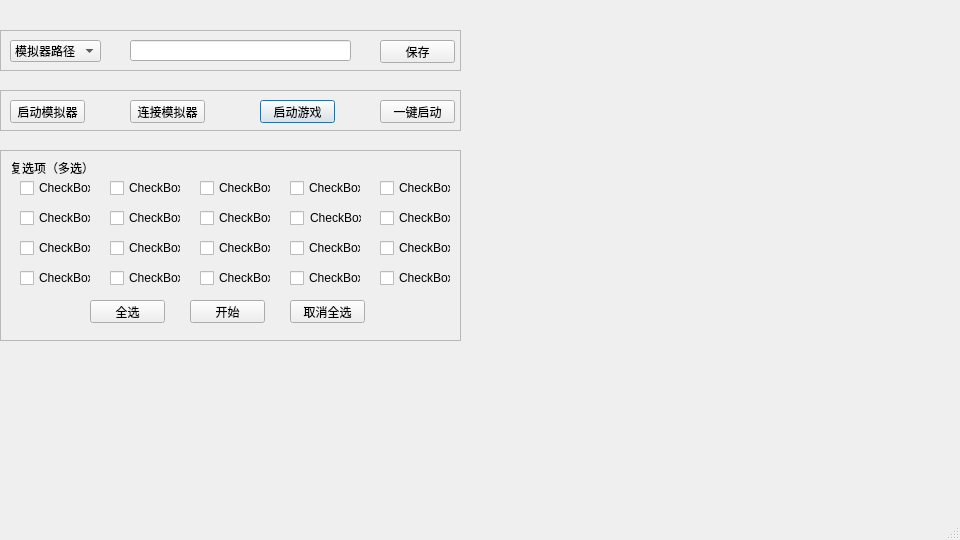
Qt form evnv1/untitled.ui (FoxCatEye/wjdr) before a commit.
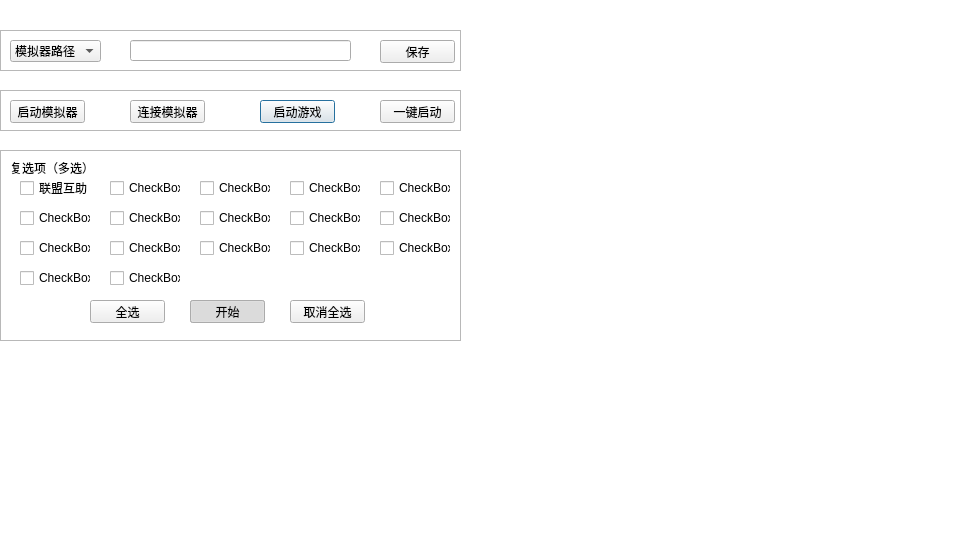
The same form after that commit. Icons and pictures are not drawn.

Commit message: 1.提交新版本窗口文件

Patch:
```diff
--- a/evnv1/untitled.ui
+++ b/evnv1/untitled.ui
@@ -23,7 +23,7 @@
    <enum>Qt::LeftToRight</enum>
   </property>
   <property name="autoFillBackground">
-   <bool>true</bool>
+   <bool>false</bool>
   </property>
   <property name="styleSheet">
    <string notr="true">#QMainWindow{background-image: url(:/11(1).png);
@@ -36,6 +36,12 @@
    <bool>false</bool>
   </property>
   <widget class="QWidget" name="centralwidget">
+   <property name="enabled">
+    <bool>true</bool>
+   </property>
+   <property name="styleSheet">
+    <string notr="true"/>
+   </property>
    <widget class="QFrame" name="frame">
     <property name="geometry">
      <rect>
@@ -269,8 +275,14 @@
        <height>16</height>
       </rect>
      </property>
+     <property name="autoFillBackground">
+      <bool>false</bool>
+     </property>
+     <property name="styleSheet">
+      <string notr="true"/>
+     </property>
      <property name="text">
-      <string>CheckBox</string>
+      <string>联盟互助</string>
      </property>
      <property name="checkable">
       <bool>false</bool>
@@ -366,10 +378,7 @@
       <enum>Qt::StrongFocus</enum>
      </property>
      <property name="styleSheet">
-      <string notr="true">width: 20px;
-height: 20px;
-border-radius: 10px;
-</string>
+      <string notr="true"/>
      </property>
      <property name="text">
       <string>CheckBox</string>
@@ -487,32 +496,9 @@
      <property name="text">
       <string>CheckBox</string>
      </property>
-    </widget>
-    <widget class="QCheckBox" name="checkBox_16">
-     <property name="geometry">
-      <rect>
-       <x>380</x>
-       <y>120</y>
-       <width>71</width>
-       <height>16</height>
-      </rect>
-     </property>
-     <property name="text">
-      <string>CheckBox</string>
-     </property>
-    </widget>
-    <widget class="QCheckBox" name="checkBox_17">
-     <property name="geometry">
-      <rect>
-       <x>290</x>
-       <y>120</y>
-       <width>71</width>
-       <height>16</height>
-      </rect>
-     </property>
-     <property name="text">
-      <string>CheckBox</string>
-     </property>
+     <attribute name="buttonGroup">
+      <string notr="true">buttonGroup</string>
+     </attribute>
     </widget>
     <widget class="QCheckBox" name="checkBox_18">
      <property name="geometry">
@@ -540,20 +526,7 @@
       <string>CheckBox</string>
      </property>
     </widget>
-    <widget class="QCheckBox" name="checkBox_20">
-     <property name="geometry">
-      <rect>
-       <x>200</x>
-       <y>120</y>
-       <width>71</width>
-       <height>16</height>
-      </rect>
-     </property>
-     <property name="text">
-      <string>CheckBox</string>
-     </property>
-    </widget>
-    <widget class="QPushButton" name="pushButton_6">
+    <widget class="QPushButton" name="select_all">
      <property name="geometry">
       <rect>
        <x>90</x>
@@ -566,20 +539,7 @@
       <string>全选</string>
      </property>
     </widget>
-    <widget class="QPushButton" name="pushButton_7">
-     <property name="geometry">
-      <rect>
-       <x>190</x>
-       <y>150</y>
-       <width>75</width>
-       <height>23</height>
-      </rect>
-     </property>
-     <property name="text">
-      <string>开始</string>
-     </property>
-    </widget>
-    <widget class="QPushButton" name="pushButton_8">
+    <widget class="QPushButton" name="select_unall">
      <property name="geometry">
       <rect>
        <x>290</x>
@@ -592,19 +552,57 @@
       <string>取消全选</string>
      </property>
     </widget>
+    <widget class="QPushButton" name="select_stop">
+     <property name="geometry">
+      <rect>
+       <x>190</x>
+       <y>150</y>
+       <width>75</width>
+       <height>23</height>
+      </rect>
+     </property>
+     <property name="text">
+      <string>停止</string>
+     </property>
+    </widget>
+    <widget class="QPushButton" name="select_start">
+     <property name="geometry">
+      <rect>
+       <x>190</x>
+       <y>150</y>
+       <width>75</width>
+       <height>23</height>
+      </rect>
+     </property>
+     <property name="text">
+      <string>开始</string>
+     </property>
+     <property name="checkable">
+      <bool>true</bool>
+     </property>
+     <property name="checked">
+      <bool>true</bool>
+     </property>
+    </widget>
    </widget>
+   <widget class="QListView" name="listView">
+    <property name="geometry">
+     <rect>
+      <x>-2</x>
+      <y>-1</y>
+      <width>971</width>
+      <height>553</height>
+     </rect>
+    </property>
+    <property name="styleSheet">
+     <string notr="true">background-image: url(:/11(1).png)</string>
+    </property>
+   </widget>
+   <zorder>listView</zorder>
+   <zorder>frame</zorder>
+   <zorder>frame_2</zorder>
+   <zorder>frame_3</zorder>
   </widget>
-  <widget class="QMenuBar" name="menubar">
-   <property name="geometry">
-    <rect>
-     <x>0</x>
-     <y>0</y>
-     <width>960</width>
-     <height>23</height>
-    </rect>
-   </property>
-  </widget>
-  <widget class="QStatusBar" name="statusbar"/>
  </widget>
  <resources>
   <include location="icon.qrc"/>
```
Left out of the diff: 165 changed lines with no effect on the pictures. The commit also changes 5 other files.
